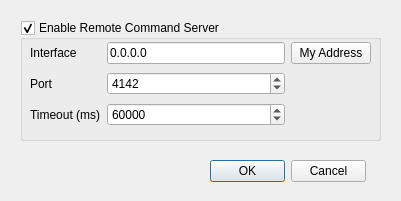
This is Forms/CmdSrvDialog.ui in billkarsh/SpikeGLX as Qt 5 draws it before an edit. The edited form follows.
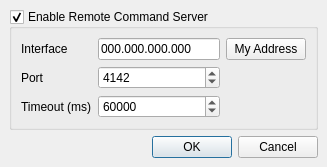
This is the edited form.

```diff
--- a/Forms/CmdSrvDialog.ui
+++ b/Forms/CmdSrvDialog.ui
@@ -9,21 +9,52 @@
    <rect>
     <x>0</x>
     <y>0</y>
-    <width>401</width>
-    <height>201</height>
+    <width>327</width>
+    <height>159</height>
    </rect>
   </property>
   <property name="windowTitle">
    <string>Command Server Settings</string>
   </property>
+  <layout class="QGridLayout" name="gridLayout_2">
+   <property name="leftMargin">
+    <number>9</number>
+   </property>
+   <property name="topMargin">
+    <number>9</number>
+   </property>
+   <property name="rightMargin">
+    <number>9</number>
+   </property>
+   <property name="bottomMargin">
+    <number>9</number>
+   </property>
+   <property name="spacing">
+    <number>4</number>
+   </property>
+   <item row="1" column="0">
+    <spacer name="verticalSpacer">
+     <property name="orientation">
+      <enum>Qt::Vertical</enum>
+     </property>
+     <property name="sizeType">
+      <enum>QSizePolicy::MinimumExpanding</enum>
+     </property>
+     <property name="sizeHint" stdset="0">
+      <size>
+       <width>0</width>
+       <height>2</height>
+      </size>
+     </property>
+    </spacer>
+   </item>
+   <item row="2" column="0">
   <widget class="QDialogButtonBox" name="buttonBox">
-   <property name="geometry">
-    <rect>
-     <x>210</x>
-     <y>160</y>
-     <width>156</width>
-     <height>23</height>
-    </rect>
+     <property name="sizePolicy">
+      <sizepolicy hsizetype="Preferred" vsizetype="Preferred">
+       <horstretch>0</horstretch>
+       <verstretch>0</verstretch>
+      </sizepolicy>
    </property>
    <property name="focusPolicy">
     <enum>Qt::StrongFocus</enum>
@@ -35,15 +66,9 @@
     <set>QDialogButtonBox::Cancel|QDialogButtonBox::Ok</set>
    </property>
   </widget>
+   </item>
+   <item row="0" column="0">
   <widget class="QGroupBox" name="enabledGB">
-   <property name="geometry">
-    <rect>
-     <x>20</x>
-     <y>20</y>
-     <width>361</width>
-     <height>121</height>
-    </rect>
-   </property>
    <property name="title">
     <string>Enable Remote Command Server</string>
    </property>
@@ -53,20 +78,14 @@
    <property name="checked">
     <bool>true</bool>
    </property>
-   <widget class="QWidget" name="gridLayoutWidget">
-    <property name="geometry">
-     <rect>
-      <x>10</x>
-      <y>20</y>
-      <width>341</width>
-      <height>91</height>
-     </rect>
-    </property>
     <layout class="QGridLayout" name="gridLayout">
+      <property name="horizontalSpacing">
+       <number>6</number>
+      </property>
      <item row="0" column="0">
       <widget class="QLabel" name="ipLabel">
        <property name="sizePolicy">
-        <sizepolicy hsizetype="Minimum" vsizetype="Preferred">
+         <sizepolicy hsizetype="Preferred" vsizetype="Preferred">
          <horstretch>0</horstretch>
          <verstretch>0</verstretch>
         </sizepolicy>
@@ -78,13 +97,51 @@
      </item>
      <item row="0" column="1">
       <widget class="QLineEdit" name="ipLE">
+        <property name="sizePolicy">
+         <sizepolicy hsizetype="MinimumExpanding" vsizetype="Fixed">
+          <horstretch>0</horstretch>
+          <verstretch>0</verstretch>
+         </sizepolicy>
+        </property>
        <property name="text">
-        <string>0.0.0.0</string>
+         <string>000.000.000.000</string>
+        </property>
+       </widget>
+      </item>
+      <item row="0" column="2">
+       <widget class="QPushButton" name="ipBut">
+        <property name="sizePolicy">
+         <sizepolicy hsizetype="Preferred" vsizetype="Fixed">
+          <horstretch>0</horstretch>
+          <verstretch>0</verstretch>
+         </sizepolicy>
+        </property>
+        <property name="text">
+         <string>My Address</string>
+        </property>
+       </widget>
+      </item>
+      <item row="1" column="0">
+       <widget class="QLabel" name="portLabel">
+        <property name="sizePolicy">
+         <sizepolicy hsizetype="Preferred" vsizetype="Preferred">
+          <horstretch>0</horstretch>
+          <verstretch>0</verstretch>
+         </sizepolicy>
+        </property>
+        <property name="text">
+         <string>Port</string>
        </property>
       </widget>
      </item>
      <item row="1" column="1">
       <widget class="QSpinBox" name="portSB">
+        <property name="sizePolicy">
+         <sizepolicy hsizetype="Expanding" vsizetype="Fixed">
+          <horstretch>0</horstretch>
+          <verstretch>0</verstretch>
+         </sizepolicy>
+        </property>
        <property name="minimum">
         <number>1</number>
        </property>
@@ -96,8 +153,30 @@
        </property>
       </widget>
      </item>
+      <item row="2" column="0">
+       <widget class="QLabel" name="toLabel">
+        <property name="sizePolicy">
+         <sizepolicy hsizetype="Preferred" vsizetype="Preferred">
+          <horstretch>0</horstretch>
+          <verstretch>0</verstretch>
+         </sizepolicy>
+        </property>
+        <property name="toolTip">
+         <string>Communications timeout. Connections are dropped if they take longer than this to respond to immediate commands.</string>
+        </property>
+        <property name="text">
+         <string>Timeout (ms)</string>
+        </property>
+       </widget>
+      </item>
      <item row="2" column="1">
       <widget class="QSpinBox" name="toSB">
+        <property name="sizePolicy">
+         <sizepolicy hsizetype="Expanding" vsizetype="Fixed">
+          <horstretch>0</horstretch>
+          <verstretch>0</verstretch>
+         </sizepolicy>
+        </property>
        <property name="toolTip">
         <string>Communications timeout. Connections are dropped if they take longer than this to respond to immediate commands.</string>
        </property>
@@ -112,45 +191,10 @@
        </property>
       </widget>
      </item>
-     <item row="0" column="2">
-      <widget class="QPushButton" name="ipBut">
-       <property name="text">
-        <string>My Address</string>
-       </property>
-      </widget>
-     </item>
-     <item row="1" column="0">
-      <widget class="QLabel" name="portLabel">
-       <property name="sizePolicy">
-        <sizepolicy hsizetype="Minimum" vsizetype="Preferred">
-         <horstretch>0</horstretch>
-         <verstretch>0</verstretch>
-        </sizepolicy>
-       </property>
-       <property name="text">
-        <string>Port</string>
-       </property>
-      </widget>
-     </item>
-     <item row="2" column="0">
-      <widget class="QLabel" name="toLabel">
-       <property name="sizePolicy">
-        <sizepolicy hsizetype="Minimum" vsizetype="Preferred">
-         <horstretch>0</horstretch>
-         <verstretch>0</verstretch>
-        </sizepolicy>
-       </property>
-       <property name="toolTip">
-        <string>Communications timeout. Connections are dropped if they take longer than this to respond to immediate commands.</string>
-       </property>
-       <property name="text">
-        <string>Timeout (ms)</string>
-       </property>
-      </widget>
-     </item>
-    </layout>
-   </widget>
-  </widget>
+     </layout>
+    </widget>
+   </item>
+  </layout>
  </widget>
  <tabstops>
   <tabstop>buttonBox</tabstop>
```
Left out of the diff: 2 changed lines with no effect on the pictures. Lines whose indentation alone changed are shown as unchanged.
